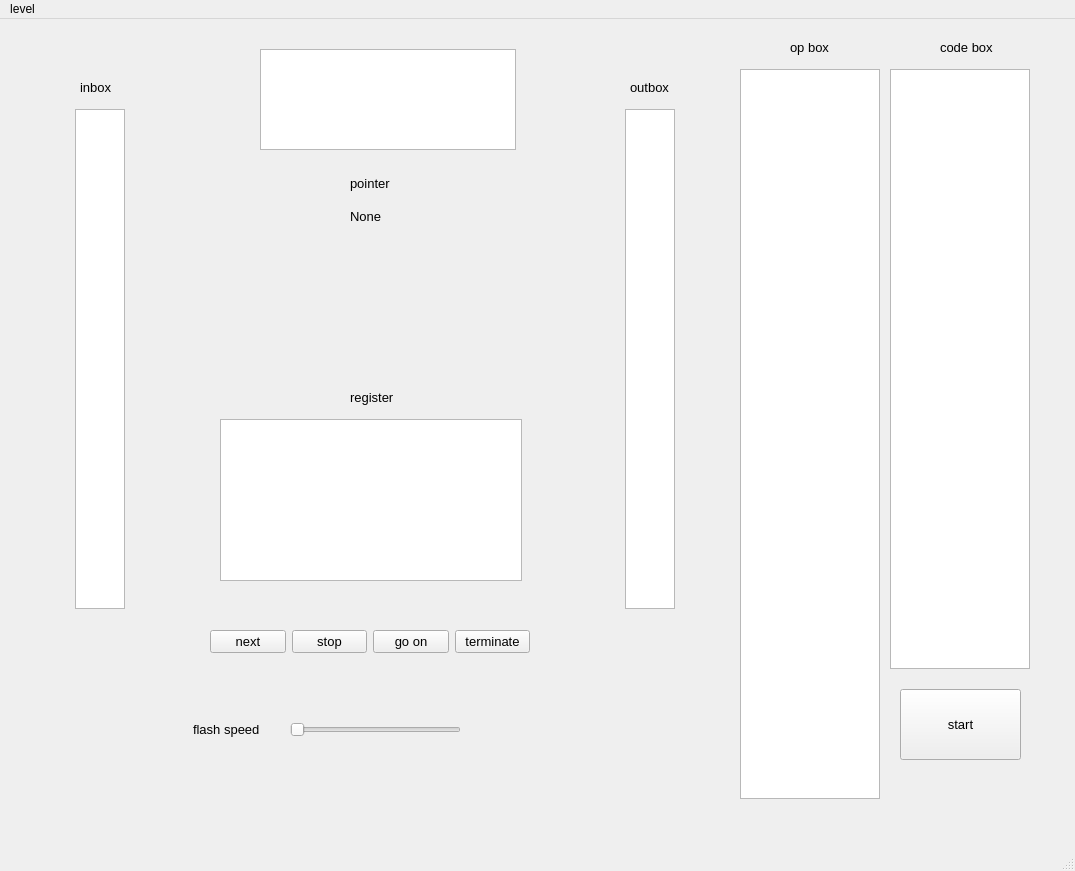
The window that ui/hrm_ui.ui (ccnuktd/hrm_python) describes before a commit, drawn with Qt 5.
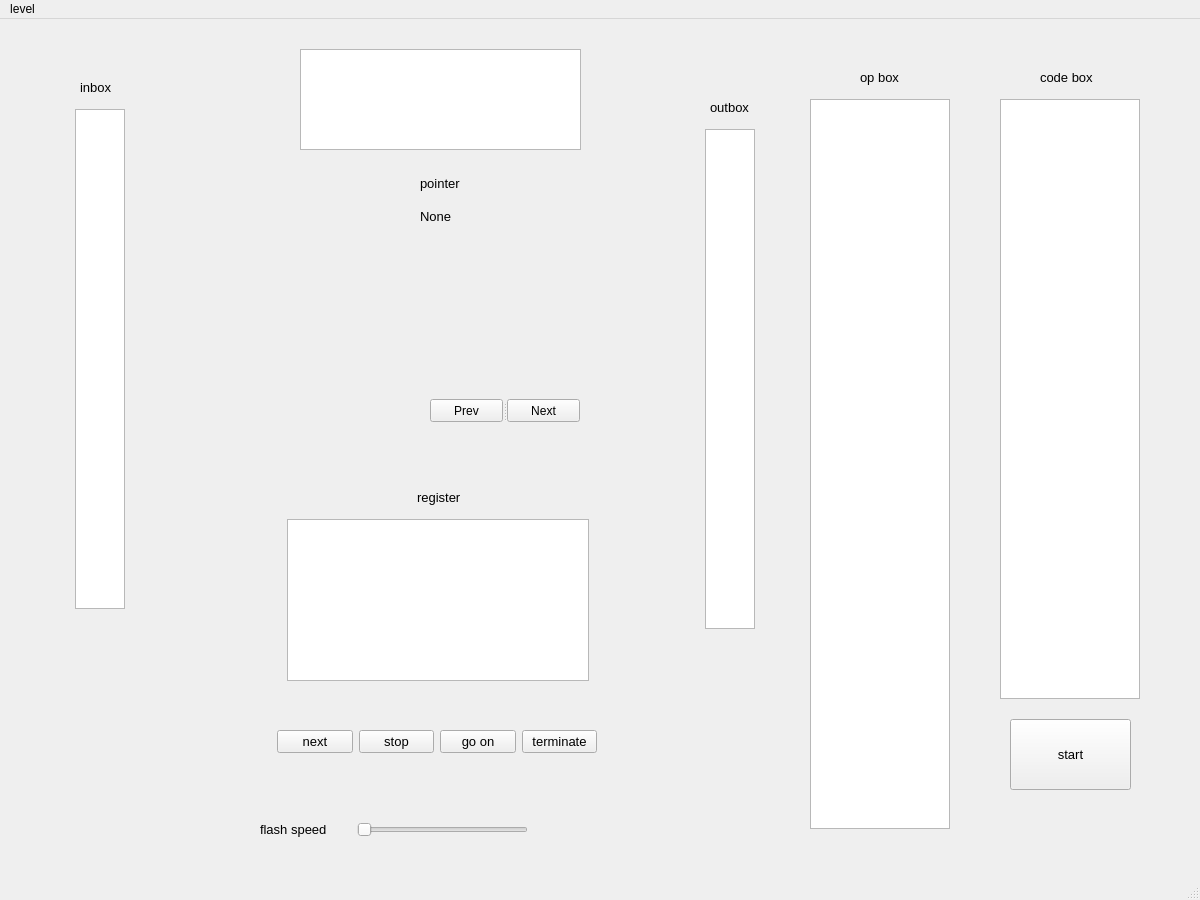
The same window after the commit. Custom widgets are drawn as their Qt base class.

Commit message: add level narrative interface

```diff
--- a/ui/hrm_ui.ui
+++ b/ui/hrm_ui.ui
@@ -6,20 +6,20 @@
    <rect>
     <x>0</x>
     <y>0</y>
-    <width>1075</width>
-    <height>871</height>
+    <width>1200</width>
+    <height>900</height>
    </rect>
   </property>
   <property name="minimumSize">
    <size>
-    <width>1075</width>
-    <height>871</height>
+    <width>1200</width>
+    <height>900</height>
    </size>
   </property>
   <property name="maximumSize">
    <size>
-    <width>1075</width>
-    <height>871</height>
+    <width>1200</width>
+    <height>900</height>
    </size>
   </property>
   <property name="windowTitle">
@@ -29,8 +29,8 @@
    <widget class="CodeDropList" name="u_code_droplist">
     <property name="geometry">
      <rect>
-      <x>890</x>
-      <y>50</y>
+      <x>1000</x>
+      <y>80</y>
       <width>140</width>
       <height>600</height>
      </rect>
@@ -39,8 +39,8 @@
    <widget class="OperationDropList" name="u_op_droplist">
     <property name="geometry">
      <rect>
-      <x>740</x>
-      <y>50</y>
+      <x>810</x>
+      <y>80</y>
       <width>140</width>
       <height>730</height>
      </rect>
@@ -59,8 +59,8 @@
    <widget class="OutputListWidget" name="u_output_list">
     <property name="geometry">
      <rect>
-      <x>625</x>
-      <y>90</y>
+      <x>705</x>
+      <y>110</y>
       <width>50</width>
       <height>500</height>
      </rect>
@@ -69,8 +69,8 @@
    <widget class="RegisterTableWidget" name="u_register_group">
     <property name="geometry">
      <rect>
-      <x>220</x>
-      <y>400</y>
+      <x>287</x>
+      <y>500</y>
       <width>302</width>
       <height>162</height>
      </rect>
@@ -98,8 +98,8 @@
    <widget class="QLabel" name="u_output_label">
     <property name="geometry">
      <rect>
-      <x>630</x>
-      <y>60</y>
+      <x>710</x>
+      <y>80</y>
       <width>41</width>
       <height>16</height>
      </rect>
@@ -117,8 +117,8 @@
    <widget class="QLabel" name="u_operation_label">
     <property name="geometry">
      <rect>
-      <x>790</x>
-      <y>20</y>
+      <x>860</x>
+      <y>50</y>
       <width>41</width>
       <height>16</height>
      </rect>
@@ -136,8 +136,8 @@
    <widget class="QLabel" name="u_code_label">
     <property name="geometry">
      <rect>
-      <x>940</x>
-      <y>20</y>
+      <x>1040</x>
+      <y>50</y>
       <width>61</width>
       <height>16</height>
      </rect>
@@ -155,8 +155,8 @@
    <widget class="QLabel" name="u_register_group_label">
     <property name="geometry">
      <rect>
-      <x>350</x>
-      <y>370</y>
+      <x>417</x>
+      <y>470</y>
       <width>61</width>
       <height>16</height>
      </rect>
@@ -174,8 +174,8 @@
    <widget class="QWidget" name="layoutWidget">
     <property name="geometry">
      <rect>
-      <x>210</x>
-      <y>610</y>
+      <x>277</x>
+      <y>710</y>
       <width>320</width>
       <height>25</height>
      </rect>
@@ -238,7 +238,7 @@
    <widget class="QWidget" name="layoutWidget">
     <property name="geometry">
      <rect>
-      <x>350</x>
+      <x>420</x>
       <y>150</y>
       <width>44</width>
       <height>61</height>
@@ -276,8 +276,8 @@
    <widget class="QPushButton" name="u_start_btn">
     <property name="geometry">
      <rect>
-      <x>900</x>
-      <y>670</y>
+      <x>1010</x>
+      <y>700</y>
       <width>121</width>
       <height>71</height>
      </rect>
@@ -295,8 +295,8 @@
    <widget class="QSlider" name="u_speed_slider">
     <property name="geometry">
      <rect>
-      <x>290</x>
-      <y>700</y>
+      <x>357</x>
+      <y>800</y>
       <width>171</width>
       <height>21</height>
      </rect>
@@ -314,8 +314,8 @@
    <widget class="QLabel" name="u_speed_label">
     <property name="geometry">
      <rect>
-      <x>193</x>
-      <y>700</y>
+      <x>260</x>
+      <y>800</y>
       <width>71</width>
       <height>20</height>
      </rect>
@@ -333,9 +333,9 @@
    <widget class="QTextBrowser" name="u_desc">
     <property name="geometry">
      <rect>
-      <x>260</x>
+      <x>300</x>
       <y>30</y>
-      <width>256</width>
+      <width>281</width>
       <height>101</height>
      </rect>
     </property>
@@ -353,13 +353,46 @@
 &lt;p style=&quot;-qt-paragraph-type:empty; margin-top:0px; margin-bottom:0px; margin-left:0px; margin-right:0px; -qt-block-indent:0; text-indent:0px; font-family:'SimSun'; font-size:9pt;&quot;&gt;&lt;br /&gt;&lt;/p&gt;&lt;/body&gt;&lt;/html&gt;</string>
     </property>
    </widget>
+   <widget class="SlidingStackedWidget" name="stackedWidget">
+    <property name="geometry">
+     <rect>
+      <x>290</x>
+      <y>250</y>
+      <width>291</width>
+      <height>101</height>
+     </rect>
+    </property>
+   </widget>
+   <widget class="QSplitter" name="splitter">
+    <property name="geometry">
+     <rect>
+      <x>430</x>
+      <y>380</y>
+      <width>150</width>
+      <height>23</height>
+     </rect>
+    </property>
+    <property name="orientation">
+     <enum>Qt::Horizontal</enum>
+    </property>
+    <widget class="QPushButton" name="pushButtonPrev">
+     <property name="text">
+      <string>Prev</string>
+     </property>
+    </widget>
+    <widget class="QPushButton" name="pushButtonNext">
+     <property name="text">
+      <string>Next</string>
+     </property>
+    </widget>
+   </widget>
   </widget>
   <widget class="QMenuBar" name="menubar">
    <property name="geometry">
     <rect>
      <x>0</x>
      <y>0</y>
-     <width>1075</width>
+     <width>1200</width>
      <height>22</height>
     </rect>
    </property>
@@ -423,6 +456,12 @@
    <extends>QTableWidget</extends>
    <header location="global">RegisterTableWidget</header>
   </customwidget>
+  <customwidget>
+   <class>SlidingStackedWidget</class>
+   <extends>QStackedWidget</extends>
+   <header location="global">lib.SlidingStackedWidget</header>
+   <container>1</container>
+  </customwidget>
  </customwidgets>
  <resources/>
  <connections/>
```
Left out of the diff: 49 changed lines with no effect on the pictures. The commit also changes 3 other files.
